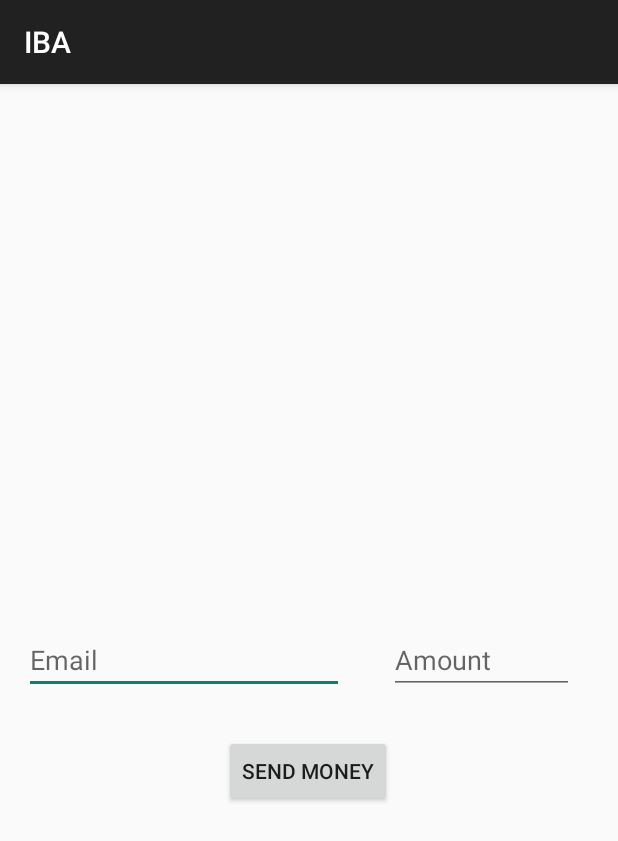
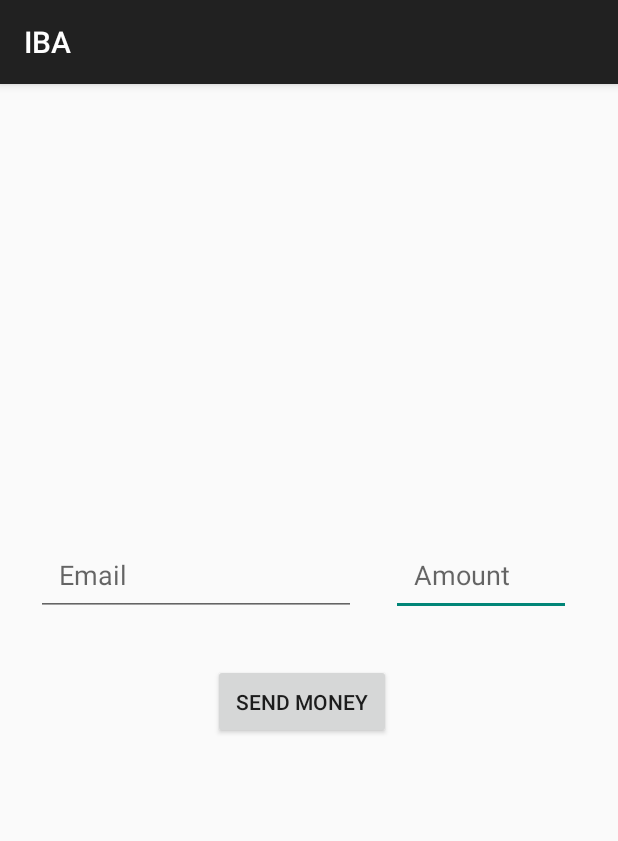
Before and after one commit to Subconsci0us/IBA, an Android app: the screen it shows after launch once a user with an empty profile is signed in (SendActivity), after a tap on "SEND MONEY", on a phone screen of 412 x 824 dp. Shown: the top 841 px of the screen. Run offline under Robolectric (Android 15) with nearby library versions, the phone set to English and light mode, and no system bars; our stand-ins replace Firebase (no records; nobody signed in at launch, a user with empty details on screens opened directly); 3 statements that could not run were skipped.

Commit message:
Fixed send money again

```diff
--- a/app/src/main/AndroidManifest.xml
+++ b/app/src/main/AndroidManifest.xml
@@ -15,6 +15,9 @@
         android:roundIcon="@mipmap/ic_launcher_round"
         android:supportsRtl="true"
         android:theme="@style/AppTheme">
+        <activity
+            android:name=".activities.TransactionHistoryActivity"
+            android:exported="false" />
         <activity
             android:name=".activities.SendActivity"
             android:exported="false" />
--- a/app/src/main/java/com/example/iba/activities/MainActivity.kt
+++ b/app/src/main/java/com/example/iba/activities/MainActivity.kt
@@ -57,7 +57,7 @@ class MainActivity : BaseActivity(), NavigationView.OnNavigationItemSelectedList
 
     override fun onCreate(savedInstanceState: Bundle?) {
         super.onCreate(savedInstanceState)
-        println("bruhhdw")
+
         // Initialize the binding for the activity's layout
         binding = ActivityMainBinding.inflate(layoutInflater)
         val view = binding.root
@@ -106,9 +106,16 @@ class MainActivity : BaseActivity(), NavigationView.OnNavigationItemSelectedList
 
 
         //sending money button function
-        var sending_money_btn = findViewById<Button>(R.id.Send_Money)
+        var sending_money_btn = findViewById<Button>(R.id.btn_MainActivity_Send_Money)
         sending_money_btn.setOnClickListener {
             val intent = Intent(this, SendActivity::class.java)
+            startActivity(intent)
+
+        }
+
+        var transaction_history_btn = findViewById<Button>(R.id.btn_MainActivity_Transaction_History)
+        transaction_history_btn.setOnClickListener {
+            val intent = Intent(this, TransactionHistoryActivity::class.java)
             startActivity(intent)
 
         }
--- a/app/src/main/res/layout/activity_send.xml
+++ b/app/src/main/res/layout/activity_send.xml
@@ -7,41 +7,45 @@
     tools:context=".activities.SendActivity">
 
     <EditText
+        android:id="@+id/et_amount_send_money"
+        android:layout_width="0dp"
+        android:layout_height="wrap_content"
+        android:layout_marginEnd="31dp"
+        android:ems="10"
+
+        android:hint="Amount"
+        android:inputType="number"
+        android:padding="15dp"
+        app:layout_constraintBottom_toBottomOf="parent"
+        app:layout_constraintEnd_toEndOf="parent"
+        app:layout_constraintStart_toEndOf="@+id/et_email_send_money"
+        app:layout_constraintTop_toTopOf="parent"
+        app:layout_constraintVertical_bias="0.42" />
+
+    <EditText
         android:id="@+id/et_email_send_money"
         android:layout_width="wrap_content"
         android:layout_height="wrap_content"
+
+        android:layout_marginStart="24dp"
+        android:layout_marginEnd="23dp"
         android:ems="10"
         android:hint="Email"
         android:inputType="textEmailAddress"
-        app:layout_constraintBottom_toBottomOf="parent"
-        app:layout_constraintEnd_toEndOf="parent"
-        app:layout_constraintHorizontal_bias="0.079"
-        app:layout_constraintStart_toStartOf="parent"
-        app:layout_constraintTop_toTopOf="parent" />
+        android:padding="15dp"
+        app:layout_constraintBaseline_toBaselineOf="@+id/et_amount_send_money"
+        app:layout_constraintEnd_toStartOf="@+id/et_amount_send_money"
+        app:layout_constraintStart_toStartOf="parent" />
 
     <Button
         android:id="@+id/btn_send_money"
         android:layout_width="wrap_content"
         android:layout_height="wrap_content"
-        android:layout_marginTop="65dp"
+
+        android:layout_marginTop="32dp"
+        android:padding="15dp"
         android:text="Send Money"
-        app:layout_constraintBottom_toBottomOf="parent"
-        app:layout_constraintEnd_toEndOf="parent"
-        app:layout_constraintHorizontal_bias="0.498"
-        app:layout_constraintStart_toStartOf="parent"
-        app:layout_constraintTop_toTopOf="@+id/et_email_send_money"
-        app:layout_constraintVertical_bias="0.025" />
-
-    <EditText
-        android:id="@+id/et_amount_send_money"
-        android:layout_width="123dp"
-        android:layout_height="45dp"
-        android:ems="10"
-        android:hint="Amount"
-        android:inputType="number"
-        app:layout_constraintBottom_toBottomOf="parent"
-        app:layout_constraintEnd_toEndOf="parent"
-        app:layout_constraintStart_toEndOf="@+id/et_email_send_money"
-        app:layout_constraintTop_toTopOf="parent" />
+        app:layout_constraintEnd_toStartOf="@+id/et_amount_send_money"
+        app:layout_constraintTop_toBottomOf="@+id/et_email_send_money" />
 
 </androidx.constraintlayout.widget.ConstraintLayout>
```
Also changed, not shown: app/src/main/java/com/example/iba/activities/TransactionHistoryActivity.kt (added, +15 -0 lines), app/src/main/java/com/example/iba/firebase/BankingRepository.kt (+90 -99 lines), app/src/main/res/layout/activity_transaction_history.xml (added, +9 -0 lines), app/src/main/res/layout/content_main.xml (+13 -3 lines).
